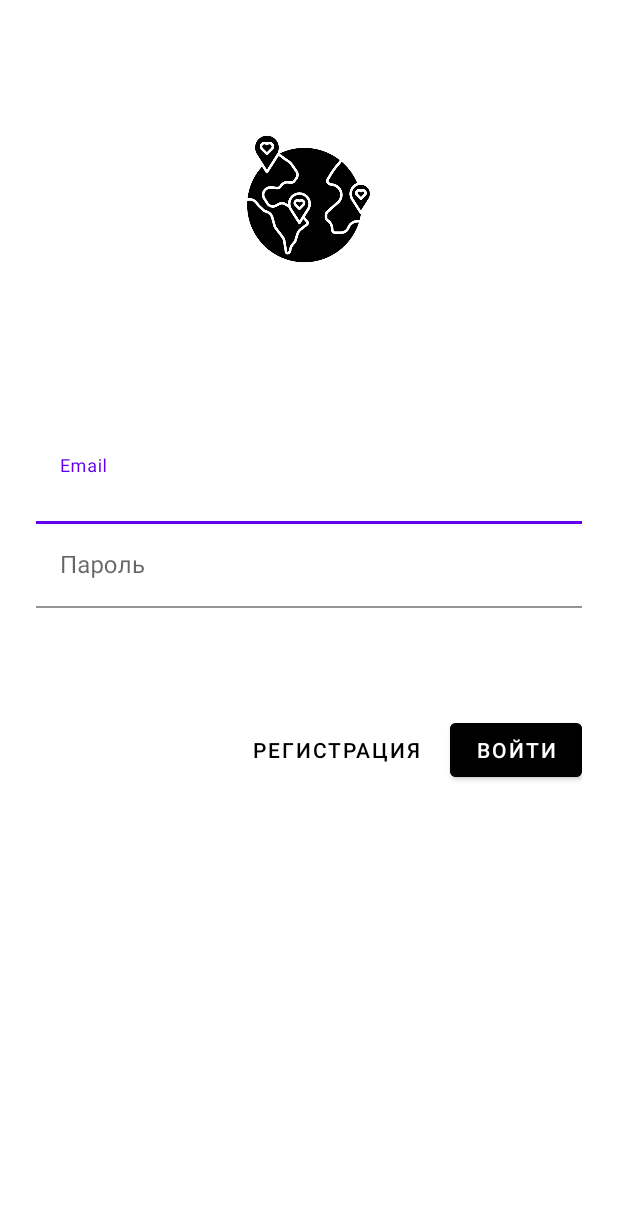
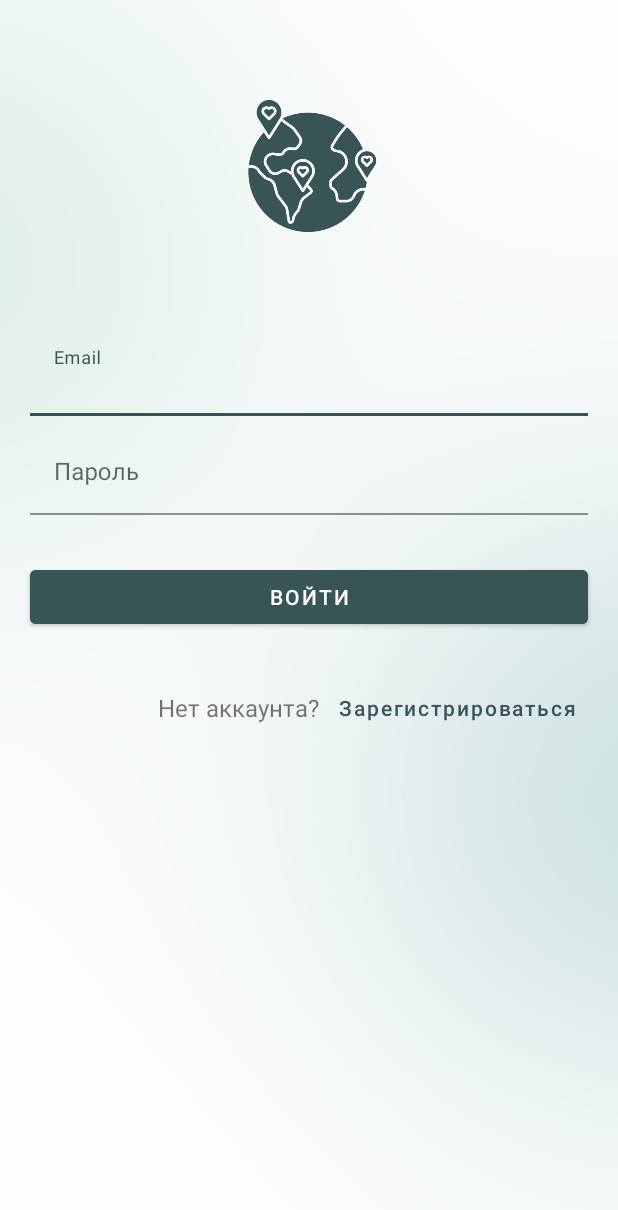
Before and after one commit to khmizyuk/SamsungProject, an Android app: the screen it shows after launch (MainActivity), on a phone screen of 412 x 824 dp. Shown: the top 1210 px of the screen. Run offline under Robolectric (Android 15) with nearby library versions, the phone set to English and light mode, and no system bars; our stand-ins replace Firebase (no records; nobody signed in at launch, a user with empty details on screens opened directly).

Commit message:
new log in design new gradient background clear firebase implementation

```diff
--- a/app/src/main/AndroidManifest.xml
+++ b/app/src/main/AndroidManifest.xml
@@ -4,14 +4,12 @@
 
     <uses-permission android:name="android.permission.INTERNET"/>
     <uses-permission android:name="android.permission.ACCESS_FINE_LOCATION"/>
-    <uses-permission android:name="android.permission.ACCESS_COARSE_LOCATION"/>
 
     <!--
          The ACCESS_COARSE/FINE_LOCATION permissions are not required to use
          Google Maps Android API v2, but you must specify either coarse or fine
          location permissions for the "MyLocation" functionality.
     -->
-    <uses-permission android:name="android.permission.ACCESS_FINE_LOCATION" />
 
     <application
         android:allowBackup="true"
--- a/app/src/main/java/com/example/login1703/LogInFragment.java
+++ b/app/src/main/java/com/example/login1703/LogInFragment.java
@@ -1,70 +1,41 @@
 package com.example.login1703;
 
-import android.content.SharedPreferences;
 import android.os.Bundle;
-
-import androidx.annotation.NonNull;
-import androidx.fragment.app.Fragment;
-
-import android.text.Editable;
-import android.view.KeyEvent;
+import android.text.TextUtils;
+import android.util.Log;
 import android.view.LayoutInflater;
 import android.view.View;
 import android.view.ViewGroup;
-import android.widget.Button;
-import android.widget.TextView;
+import android.widget.Toast;
 
+import androidx.annotation.NonNull;
+import androidx.annotation.Nullable;
+import androidx.fragment.app.Fragment;
+
+import com.google.android.gms.tasks.OnCompleteListener;
+import com.google.android.gms.tasks.Task;
 import com.google.android.material.button.MaterialButton;
-import com.google.android.material.snackbar.Snackbar;
 import com.google.android.material.textfield.TextInputEditText;
 import com.google.android.material.textfield.TextInputLayout;
-//import com.google.firebase.authNewsMap.FirebaseAuth;
-//import com.google.firebase.database.DatabaseReference;
-//import com.google.firebase.database.FirebaseDatabase;
-
-import org.jetbrains.annotations.Nullable;
 
 public class LogInFragment extends Fragment {
 
-    private static final String CORRECT_EMAIL = "khmizyuk";
-    private static final String CORRECT_PASSWORD = "1234";
-    //Button log_in_button;
-    //Button sign_in_button;
-    //FirebaseAuth auth; // Авторизация
-    //FirebaseDatabase db; // Подключение к бд
-    //DatabaseReference users; // Работа с табличками внутри бд
+    //private static final String CORRECT_EMAIL = "khmizyuk";
+    //private static final String CORRECT_PASSWORD = "1234";
 
-    public LogInFragment() {
-    }
-
-    @Override
-    public void onCreate(Bundle savedInstanceState) {
-        super.onCreate(savedInstanceState);
-    }
+    public LogInFragment() { }
 
     @Override
     public View onCreateView(LayoutInflater inflater, ViewGroup container,
                              Bundle savedInstanceState) {
-
-        View view = inflater.inflate(R.layout.fragment_log_in, container, false);
-
-        //sign_in_button = view.findViewById(R.id.sign_in_button);
-        //log_in_button = view.findViewById(R.id.log_in_button);
-
-        /*
-        auth = FirebaseAuth.getInstance(); // Запускаем авторизацию в бд
-        db = FirebaseDatabase.getInstance(); // Подключаемся непосредственно к бд
-        users = db.getReference("Users"); // Указываем с какой табличкой работаем*/
-
-
-        /////////////////////////////////////////////////////////
+        View view = inflater.inflate(R.layout.fragment_log_in_design, container, false);
 
         MaterialButton sign_in_button = view.findViewById(R.id.sign_in_button);
         MaterialButton complete_sign_in_button = view.findViewById(R.id.complete_sign_in_button);
         MaterialButton log_in_button = view.findViewById(R.id.log_in_button);
-        final TextInputEditText emailEditText = view.findViewById(R.id.log_in_email_input);
-        final TextInputEditText passwordEditText = view.findViewById(R.id.log_in_password_input);
-        final TextInputLayout passwordTextInput = view.findViewById(R.id.log_in_password_text_input);
+        TextInputEditText emailEditText = view.findViewById(R.id.log_in_email_input);
+        TextInputEditText passwordEditText = view.findViewById(R.id.log_in_password_input);
+        TextInputLayout passwordTextInput = view.findViewById(R.id.log_in_password_text_input);
 
         sign_in_button.setOnClickListener(new View.OnClickListener() {
             @Override
@@ -81,7 +52,6 @@ public class LogInFragment extends Fragment {
                     passwordEditText.setText(null);
                 } else {
                     passwordTextInput.setError(null); // Clear the error
-
                     ((NavigationHost) getActivity()).navigateTo(new MainPageFragment(), false); // Navigate to the next Fragment
                 }
             }
@@ -94,5 +64,4 @@ public class LogInFragment extends Fragment {
         //return (checkEmail.equals(CORRECT_EMAIL)) && (checkPassword.equals(CORRECT_PASSWORD));
         return true;
     }
-
 }
--- a/app/src/main/java/com/example/login1703/MapFragment.java
+++ b/app/src/main/java/com/example/login1703/MapFragment.java
@@ -1,18 +1,28 @@
 package com.example.login1703;
 
+import android.Manifest;
+import android.content.pm.PackageManager;
 import android.os.Bundle;
 
+import androidx.core.app.ActivityCompat;
 import androidx.fragment.app.Fragment;
 
 import android.view.LayoutInflater;
 import android.view.View;
 import android.view.ViewGroup;
+import android.annotation.SuppressLint;
+import android.location.Location;
+import android.os.Bundle;
+import android.widget.Toast;
 
-import com.google.android.gms.maps.CameraUpdate;
-import com.google.android.gms.maps.CameraUpdateFactory;
+import androidx.annotation.NonNull;
+import androidx.appcompat.app.AppCompatActivity;
+
 import com.google.android.gms.maps.GoogleMap;
 import com.google.android.gms.maps.OnMapReadyCallback;
 import com.google.android.gms.maps.SupportMapFragment;
+import com.google.android.gms.maps.CameraUpdate;
+import com.google.android.gms.maps.CameraUpdateFactory;
 import com.google.android.gms.maps.model.LatLng;
 import com.google.android.gms.maps.model.MarkerOptions;
 
@@ -30,6 +40,17 @@ public class MapFragment extends Fragment {
         supportMapFragment.getMapAsync(new OnMapReadyCallback() {
             @Override
             public void onMapReady(GoogleMap googleMap) {
+                if (ActivityCompat.checkSelfPermission(getContext(), Manifest.permission.ACCESS_FINE_LOCATION) != PackageManager.PERMISSION_GRANTED && ActivityCompat.checkSelfPermission(getContext(), Manifest.permission.ACCESS_COARSE_LOCATION) != PackageManager.PERMISSION_GRANTED) {
+                    // TODO: Consider calling
+                    //    ActivityCompat#requestPermissions
+                    // here to request the missing permissions, and then overriding
+                    //   public void onRequestPermissionsResult(int requestCode, String[] permissions,
+                    //                                          int[] grantResults)
+                    // to handle the case where the user grants the permission. See the documentation
+                    // for ActivityCompat#requestPermissions for more details.
+                    return;
+                }
+                googleMap.setMyLocationEnabled(true);
                 googleMap.setOnMapClickListener(new GoogleMap.OnMapClickListener() {
                     @Override
                     public void onMapClick(LatLng latLng) {
@@ -43,6 +64,21 @@ public class MapFragment extends Fragment {
                         googleMap.addMarker(markerOptions);
                     }
                 });
+                googleMap.setOnMyLocationButtonClickListener(new GoogleMap.OnMyLocationButtonClickListener() {
+                    @Override
+                    public boolean onMyLocationButtonClick() {
+                        Toast.makeText(getContext(), "MyLocation button clicked", Toast.LENGTH_SHORT)
+                                .show();
+                        return false;
+                    }
+                });
+                googleMap.setOnMyLocationClickListener(new GoogleMap.OnMyLocationClickListener() {
+                    @Override
+                    public void onMyLocationClick(@NonNull Location location) {
+                        Toast.makeText(getContext(), "Current location:\n" + location, Toast.LENGTH_LONG)
+                                .show();
+                    }
+                });
 
             }
         });
--- a/app/src/main/java/com/example/login1703/Models/User.java
+++ /dev/null
@@ -1,46 +0,0 @@
-package com.example.login1703.Models;
-
-public class User {
-    private String firstname, lastname, email, password;
-
-    public User() { }
-
-    public String getFirstname() {
-        return firstname;
-    }
-
-    public void setFirstname(String firstname) {
-        this.firstname = firstname;
-    }
-
-    public String getLastname() {
-        return lastname;
-    }
-
-    public void setLastname(String lastname) {
-        this.lastname = lastname;
-    }
-
-    public String getEmail() {
-        return email;
-    }
-
-    public void setEmail(String email) {
-        this.email = email;
-    }
-
-    public String getPassword() {
-        return password;
-    }
-
-    public void setPassword(String password) {
-        this.password = password;
-    }
-
-    public User(String firstname, String lastname, String email, String password) {
-        this.firstname = firstname;
-        this.lastname = lastname;
-        this.email = email;
-        this.password = password;
-    }
-}
--- a/app/src/main/java/com/example/login1703/SignInFragment.java
+++ b/app/src/main/java/com/example/login1703/SignInFragment.java
@@ -11,7 +11,6 @@ import android.view.View;
 import android.view.ViewGroup;
 import android.widget.Button;
 
-import com.example.login1703.Models.User;
 import com.google.android.gms.tasks.OnSuccessListener;
 import com.google.android.material.snackbar.Snackbar;
 import com.google.android.material.textfield.TextInputEditText;
--- a/app/src/main/res/layout/fragment_articles.xml
+++ b/app/src/main/res/layout/fragment_articles.xml
@@ -3,6 +3,7 @@
     xmlns:tools="http://schemas.android.com/tools"
     android:layout_width="match_parent"
     android:layout_height="match_parent"
+    android:background="@drawable/gradient_background"
     xmlns:app="http://schemas.android.com/apk/res-auto"
     tools:context=".ArticlesFragment">
 
--- /dev/null
+++ b/app/src/main/res/layout/fragment_log_in_design.xml
@@ -0,0 +1,110 @@
+<?xml version="1.0" encoding="utf-8"?>
+<androidx.constraintlayout.widget.ConstraintLayout xmlns:android="http://schemas.android.com/apk/res/android"
+    xmlns:app="http://schemas.android.com/apk/res-auto"
+    xmlns:tools="http://schemas.android.com/tools"
+    android:layout_width="match_parent"
+    android:layout_height="match_parent"
+    android:background="@drawable/gradient_background">
+
+    <ImageView
+        android:id="@+id/imageView"
+        android:layout_width="90dp"
+        android:layout_height="121dp"
+        android:layout_gravity="center_horizontal"
+        android:layout_marginTop="50dp"
+        app:layout_constraintEnd_toEndOf="parent"
+        app:layout_constraintHorizontal_bias="0.5"
+        app:layout_constraintStart_toStartOf="parent"
+        app:layout_constraintTop_toTopOf="parent"
+        app:srcCompat="@drawable/green_icon" />
+
+    <com.google.android.material.textfield.TextInputLayout
+        android:id="@+id/textInputLayout3"
+        android:layout_width="match_parent"
+        android:layout_height="wrap_content"
+        android:layout_marginStart="20dp"
+        android:layout_marginLeft="20dp"
+        android:layout_marginTop="50dp"
+        android:layout_marginEnd="20dp"
+        android:layout_marginRight="20dp"
+        android:hint="@string/log_in_hint_email"
+        app:layout_constraintEnd_toEndOf="parent"
+        app:layout_constraintHorizontal_bias="0.5"
+        app:layout_constraintStart_toStartOf="parent"
+        app:layout_constraintTop_toBottomOf="@+id/imageView"
+        app:hintTextColor="@color/hard_green"
+        >
+
+        <com.google.android.material.textfield.TextInputEditText
+            android:id="@+id/log_in_email_input"
+            android:layout_width="match_parent"
+            android:layout_height="wrap_content"
+            android:background="@android:color/transparent"
+            android:inputType="textEmailAddress"
+            android:maxLines="1" />
+    </com.google.android.material.textfield.TextInputLayout>
+
+    <com.google.android.material.textfield.TextInputLayout
+        android:id="@+id/log_in_password_text_input"
+        android:layout_width="match_parent"
+        android:layout_height="wrap_content"
+        android:layout_marginStart="20dp"
+        android:layout_marginLeft="20dp"
+        android:layout_marginTop="10dp"
+        android:layout_marginEnd="20dp"
+        android:layout_marginRight="20dp"
+        android:hint="@string/log_in_hint_password"
+        app:errorEnabled="true"
+
+        app:layout_constraintEnd_toEndOf="parent"
+        app:layout_constraintStart_toStartOf="parent"
+        app:layout_constraintTop_toBottomOf="@+id/textInputLayout3">
+
+        <com.google.android.material.textfield.TextInputEditText
+            android:id="@+id/log_in_password_input"
+            android:layout_width="match_parent"
+            android:layout_height="wrap_content"
+            android:background="@android:color/transparent"
+            android:inputType="textPassword" />
+    </com.google.android.material.textfield.TextInputLayout>
+
+    <com.google.android.material.button.MaterialButton
+        android:id="@+id/sign_in_button"
+        style="?attr/borderlessButtonStyle"
+        android:layout_width="wrap_content"
+        android:layout_height="40dp"
+        android:layout_marginTop="30dp"
+        android:textAllCaps="false"
+        android:text="@string/go"
+        android:textColor="@color/hard_green"
+        app:layout_constraintEnd_toEndOf="@+id/log_in_button"
+        app:layout_constraintTop_toBottomOf="@+id/log_in_button" />
+
+    <com.google.android.material.button.MaterialButton
+        android:id="@+id/log_in_button"
+        android:layout_width="match_parent"
+        android:layout_height="wrap_content"
+        android:layout_marginStart="20dp"
+        android:layout_marginLeft="20dp"
+        android:layout_marginTop="10dp"
+        android:layout_marginEnd="20dp"
+        android:layout_marginRight="20dp"
+        android:backgroundTint="@color/hard_green"
+        android:text="@string/log_in_button_log_in"
+        app:layout_constraintEnd_toEndOf="parent"
+        app:layout_constraintStart_toStartOf="parent"
+        app:layout_constraintTop_toBottomOf="@+id/log_in_password_text_input" />
+
+    <TextView
+        android:id="@+id/textView"
+        android:layout_width="wrap_content"
+        android:layout_height="40dp"
+        android:layout_marginEnd="5dp"
+        android:layout_marginRight="5dp"
+        android:gravity="center"
+        android:text="@string/have_no_account"
+        android:textSize="16dp"
+        app:layout_constraintBottom_toBottomOf="@+id/sign_in_button"
+        app:layout_constraintEnd_toStartOf="@+id/sign_in_button"
+        app:layout_constraintTop_toTopOf="@+id/sign_in_button" />
+</androidx.constraintlayout.widget.ConstraintLayout>
--- a/app/src/main/res/layout/fragment_profile.xml
+++ b/app/src/main/res/layout/fragment_profile.xml
@@ -4,6 +4,7 @@
     xmlns:tools="http://schemas.android.com/tools"
     android:layout_width="match_parent"
     android:layout_height="match_parent"
+    android:background="@drawable/gradient_background"
     tools:context=".ProfileFragment">
 
     <!-- TODO: Update blank fragment layout -->
--- a/app/src/main/res/layout/fragment_sign_in.xml
+++ b/app/src/main/res/layout/fragment_sign_in.xml
@@ -135,7 +135,8 @@
             android:layout_alignParentRight="true"
             android:layout_gravity="center_horizontal"
             android:layout_marginTop="20dp"
-            android:backgroundTint="@color/black"
+            android:background="@color/hard_green"
+            android:enabled="false"
             android:text="@string/go"
             tools:layout_editor_absoluteX="59dp"
             tools:layout_editor_absoluteY="32dp" />
--- a/app/src/main/res/values/colors.xml
+++ b/app/src/main/res/values/colors.xml
@@ -10,4 +10,6 @@
     <color name="gray">#80808080</color>
     <color name="light_green">#a7d698</color>
     <color name="medium_green">#3eae2d</color>
+    <color name="green">#0ead5f</color>
+    <color name="hard_green">#385456</color>
 </resources>
--- a/app/src/main/res/values/strings.xml
+++ b/app/src/main/res/values/strings.xml
@@ -24,4 +24,6 @@
     <string name="choose_location_hint">Город</string>
     <string name="next">Далее</string>
     <string name="go">Зарегистрироваться</string>
+    <string name="auth_failed">Authentication failed</string>
+    <string name="have_no_account">Нет аккаунта?</string>
 </resources>
--- a/app/src/main/res/values/themes.xml
+++ b/app/src/main/res/values/themes.xml
@@ -2,7 +2,7 @@
     <!-- Base application theme. -->
     <style name="Theme.LogIn1703" parent="Theme.MaterialComponents.DayNight.NoActionBar">
         <!-- Primary brand color. -->
-        <item name="colorPrimary">@color/purple_500</item>
+        <item name="colorPrimary">@color/hard_green</item>
         <item name="colorPrimaryVariant">@color/purple_700</item>
         <item name="colorOnPrimary">@color/white</item>
         <!-- Secondary brand color. -->
```
Also changed, not shown: app/build.gradle (+7 -23 lines), app/src/main/res/drawable-v24/gradient_background.jpg (added), app/src/main/res/drawable-v24/green_icon.png (added), 1 other file.
